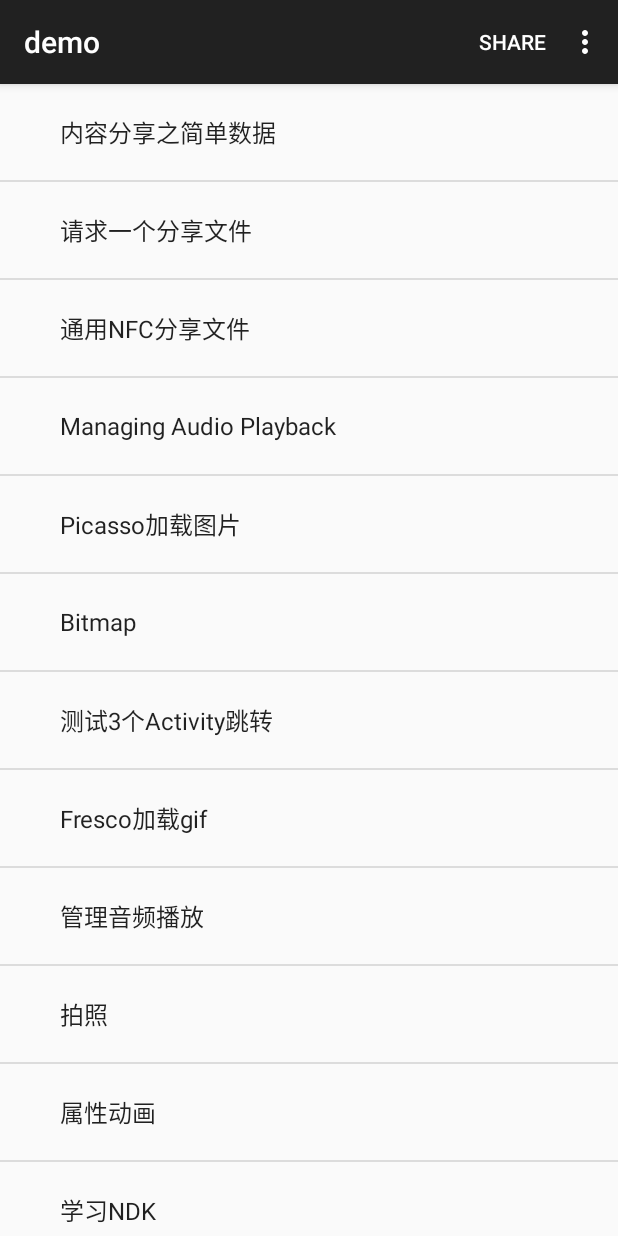
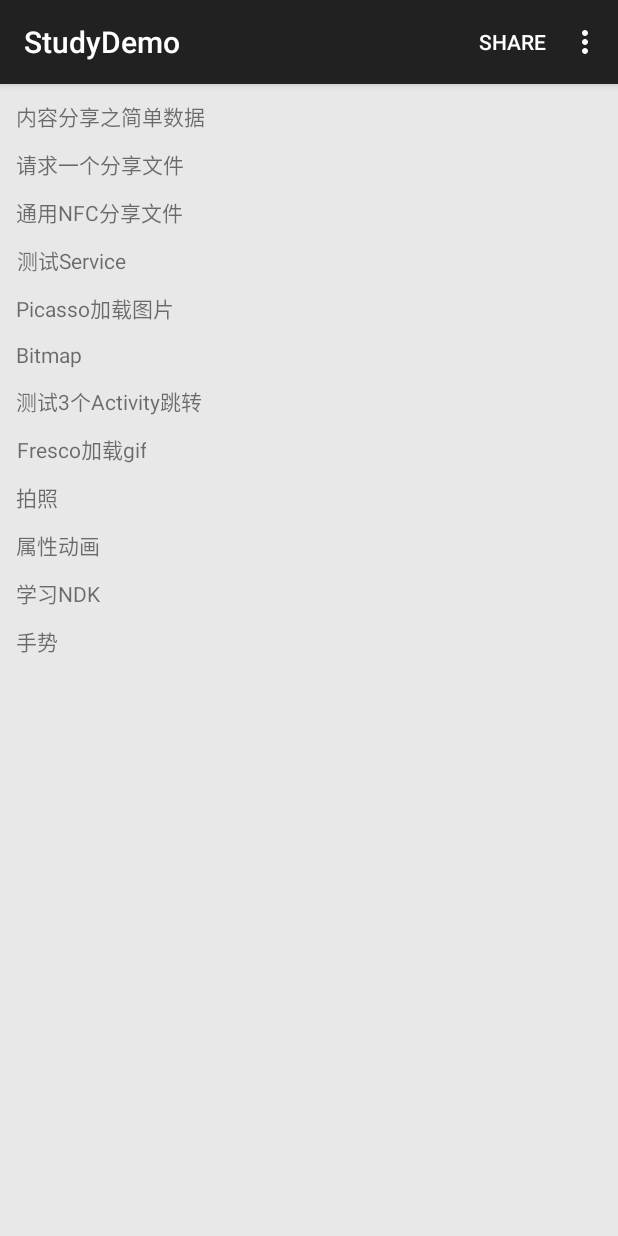
Before and after one commit to DengHuiJun/AndroidTranningDemo, an Android app: the screen it shows after launch (MainActivity), on a phone screen of 412 x 824 dp. Run offline under Robolectric (Android 15) with nearby library versions, the phone set to English and light mode, and no system bars; pictures from the network do not load.

Commit message:
MainActivity改用RecyclerView

```diff
--- a/app/build.gradle
+++ b/app/build.gradle
@@ -32,4 +32,6 @@
     compile 'com.android.support:appcompat-v7:22.2.1'
     compile 'com.jakewharton:butterknife:7.0.1'
     compile 'com.squareup.picasso:picasso:2.5.2'
+    compile 'com.android.support:recyclerview-v7:22.2.1'
+    compile 'com.android.support:design:22.2.1'
 }
--- a/app/src/main/java/com/zero/androidtranningdemo/MainActivity.java
+++ b/app/src/main/java/com/zero/androidtranningdemo/MainActivity.java
@@ -1,14 +1,14 @@
 package com.zero.androidtranningdemo;
 
-import android.content.Intent;
+import android.content.Context;
 import android.os.Bundle;
 import android.support.v7.app.AppCompatActivity;
+import android.support.v7.widget.RecyclerView;
+import android.support.v7.widget.StaggeredGridLayoutManager;
 import android.view.Menu;
 import android.view.MenuItem;
 import android.view.View;
 import android.widget.AdapterView;
-import android.widget.ArrayAdapter;
-import android.widget.ListView;
 
 import com.zero.androidtranningdemo.activities.AnimationActivity;
 import com.zero.androidtranningdemo.activities.BitmapActivity;
@@ -17,23 +17,30 @@
 import com.zero.androidtranningdemo.activities.ManagerAudioActivity;
 import com.zero.androidtranningdemo.activities.PicassoActivity;
 import com.zero.androidtranningdemo.activities.TakePhotoActivity;
-import com.zero.androidtranningdemo.activities.ThrActivity;
+import com.zero.androidtranningdemo.activities.StudyNDKActivity;
 import com.zero.androidtranningdemo.contentshare.NFCShareActivity;
 import com.zero.androidtranningdemo.contentshare.ShareFilesActivity;
 import com.zero.androidtranningdemo.contentshare.SimpleDateActivity;
-import com.zero.androidtranningdemo.multimedia.AudioActivity;
+import com.zero.androidtranningdemo.multimedia.TestServiceActivity;
 import com.zero.androidtranningdemo.utils.AppUtils;
 
-public class MainActivity extends AppCompatActivity implements AdapterView.OnItemClickListener{
+import java.util.ArrayList;
+import java.util.Arrays;
+import java.util.List;
+
+public class MainActivity extends AppCompatActivity implements MainListAdapter.OnMainItemClickListener {
     private static final String TAG = "MainActivity";
 
-    private ListView mListView;
-    private ArrayAdapter<String> mAdapter;
+    private Context mContext;
+    private RecyclerView mListRv;
+    private List<RecyclerMainItem> mItems = new ArrayList<>(13); // 添加时修改下初始大小
+    private MainListAdapter mAdapter;
+
     private final String[] mList = {
             "内容分享之简单数据",  // 0
             "请求一个分享文件",   // 1
             "通用NFC分享文件",  // 2
-            "Managing Audio Playback",  // 3
+            "测试Service",  // 3
             "Picasso加载图片", // 4
             "Bitmap",  // 5
             "测试3个Activity跳转",  // 6
@@ -44,37 +51,121 @@
             "学习NDK", // 11
             "手势", // 12
     };
-//    private ShareActionProvider mShareActionProvider;
+
+    private static final int ITEM_ID_SHARE_SIMPLE_DATA = 1;
+    private static final int ITEM_ID_REQUEST_SHARE_FILE = 2;
+    private static final int ITEM_ID_NFC_SHARE_FILE = 3;
+    private static final int ITEM_ID_TEST_SERVICE = 4;
+    private static final int ITEM_ID_USE_PICASSO = 5;
+    private static final int ITEM_ID_TEST_BITMAP = 6;
+    private static final int ITEM_ID_TEST_ACTIVITIES_INTENT = 7;
+    private static final int ITEM_ID_USE_FRESCO = 8;
+    private static final int ITEM_ID_MANAGING_AUDIO_PLAY = 9;
+    private static final int ITEM_ID_TAKE_PHOTO = 10;
+    private static final int ITEM_ID_USE_ANIMATION = 11;
+    private static final int ITEM_ID_STUDY_NDK = 12;
+    private static final int ITEM_ID_USE_SIMPLE_GESTURES = 13;
 
     @Override
     protected void onCreate(Bundle savedInstanceState) {
         super.onCreate(savedInstanceState);
         setContentView(R.layout.main);
+        mContext = this;
         findView();
-        initData();
-        mListView.setAdapter(mAdapter);
-        mListView.setOnItemClickListener(this);
+        initItems();
+
+        mListRv.setLayoutManager(new StaggeredGridLayoutManager(1, StaggeredGridLayoutManager.VERTICAL));
+        mAdapter = new MainListAdapter(mContext, mItems);
+        mListRv.setAdapter(mAdapter);
+        mListRv.addItemDecoration(new SpacesItemDecoration(16));
+
+        mListRv.addOnScrollListener(new RecyclerView.OnScrollListener() {
+            @Override
+            public void onScrollStateChanged(RecyclerView recyclerView, int newState) {
+                super.onScrollStateChanged(recyclerView, newState);
+            }
+
+            @Override
+            public void onScrolled(RecyclerView recyclerView, int dx, int dy) {
+                super.onScrolled(recyclerView, dx, dy);
+            }
+        });
     }
 
-    private void initData() {
-        mAdapter = new ArrayAdapter<>(this,android.R.layout.simple_expandable_list_item_1,mList);
+    private void initItems() {
+        RecyclerMainItem itemShareData = new RecyclerMainItem(ITEM_ID_SHARE_SIMPLE_DATA);
+        itemShareData.setTitle("内容分享之简单数据");
+        mItems.add(itemShareData);
+
+        RecyclerMainItem itemRequestFile = new RecyclerMainItem(ITEM_ID_REQUEST_SHARE_FILE);
+        itemRequestFile.setTitle("请求一个分享文件");
+        mItems.add(itemRequestFile);
+
+        RecyclerMainItem itemNFCFile = new RecyclerMainItem(ITEM_ID_NFC_SHARE_FILE);
+        itemNFCFile.setTitle("通用NFC分享文件");
+        mItems.add(itemNFCFile);
+
+        RecyclerMainItem itemTestService = new RecyclerMainItem(ITEM_ID_TEST_SERVICE);
+        itemTestService.setTitle("测试Service");
+        mItems.add(itemTestService);
+
+        RecyclerMainItem itemUsePicasso = new RecyclerMainItem(ITEM_ID_USE_PICASSO);
+        itemUsePicasso.setTitle("Picasso加载图片");
+        mItems.add(itemUsePicasso);
+
+        RecyclerMainItem itemTestBitmap = new RecyclerMainItem(ITEM_ID_TEST_BITMAP);
+        itemTestBitmap.setTitle("Bitmap");
+        mItems.add(itemTestBitmap);
+
+        RecyclerMainItem itemTestActivities = new RecyclerMainItem(ITEM_ID_TEST_ACTIVITIES_INTENT);
+        itemTestActivities.setTitle("测试3个Activity跳转");
+        mItems.add(itemTestActivities);
+
+        RecyclerMainItem itemUseFresco = new RecyclerMainItem(ITEM_ID_USE_FRESCO);
+        itemUseFresco.setTitle("Fresco加载gif");
+        mItems.add(itemUseFresco);
+
+        RecyclerMainItem itemTakePhoto = new RecyclerMainItem(ITEM_ID_TAKE_PHOTO);
+        itemTakePhoto.setTitle("拍照");
+        mItems.add(itemTakePhoto);
+
+        RecyclerMainItem itemUseAnimation = new RecyclerMainItem(ITEM_ID_USE_ANIMATION);
+        itemUseAnimation.setTitle("属性动画");
+        mItems.add(itemUseAnimation);
+
+        RecyclerMainItem itemStudyNDK = new RecyclerMainItem(ITEM_ID_STUDY_NDK);
+        itemStudyNDK.setTitle("学习NDK");
+        mItems.add(itemStudyNDK);
+
+        RecyclerMainItem itemUseGesture = new RecyclerMainItem((ITEM_ID_USE_SIMPLE_GESTURES));
+        itemUseGesture.setTitle("手势");
+        mItems.add(itemUseGesture);
+
+//        sort(mItems);
+    }
+
+    private void sort(List<RecyclerMainItem> items) {
+        int len = items.size();
+        int[] keys = new int[len];
+        for(int i=0; i<len; i++) {
+            keys[i] = items.get(i).getId();
+        }
+        Arrays.sort(keys);
+        List<RecyclerMainItem> sortItems = new ArrayList<>(len);
+        for (int i=0; i<len; i++) {
+//            sortItems.add(2);
+        }
+
     }
 
     private void findView() {
-        mListView = (ListView) findViewById(R.id.main_list_view);
+        mListRv = (RecyclerView) findViewById(R.id.main_recycler_view);
     }
 
     @Override
     public boolean onCreateOptionsMenu(Menu menu) {
         getMenuInflater().inflate(R.menu.menu_main, menu);
-//        MenuItem item = menu.findItem(R.id.menu_item_share);
-//        mShareActionProvider = (ShareActionProvider) item.getActionProvider();
         return true;
-    }
-    private void setShareIntent(Intent shareIntent) {
-//        if (mShareActionProvider != null) {
-//            mShareActionProvider.setShareIntent(shareIntent);
-//        }
     }
 
     @Override
@@ -83,60 +174,59 @@
         if (id == R.id.action_settings) {
             return true;
         } else if (id == R.id.menu_item_share) {
-//            Intent sendIntent = new Intent();
-//            sendIntent.setAction(Intent.ACTION_SEND);
-//            sendIntent.putExtra(Intent.EXTRA_TEXT, "Send text by ShareActionProvider");
-//            sendIntent.setType("text/plain");
-//            setShareIntent(sendIntent);
             return true;
         }
         return super.onOptionsItemSelected(item);
     }
 
-    @Override
-    public void onItemClick(AdapterView<?> parent, View view, int position, long id) {
-        switch (position) {
-            case 0:
+    private void handleItemClick(int id) {
+        switch (id) {
+            case ITEM_ID_SHARE_SIMPLE_DATA:
                 AppUtils.toAnActivity(this, SimpleDateActivity.class);
                 break;
-            case 1:
+            case ITEM_ID_REQUEST_SHARE_FILE:
                 AppUtils.toAnActivity(this, ShareFilesActivity.class);
                 break;
-            case 2:
+            case ITEM_ID_NFC_SHARE_FILE:
                 AppUtils.toAnActivity(this, NFCShareActivity.class);
                 break;
-            case 3:
-                AppUtils.toAnActivity(this, AudioActivity.class);
+            case ITEM_ID_TEST_SERVICE:
+                AppUtils.toAnActivity(this, TestServiceActivity.class);
                 break;
-            case 4:
+            case ITEM_ID_USE_PICASSO:
                 AppUtils.toAnActivity(this, PicassoActivity.class);
                 break;
-            case 5:
+            case ITEM_ID_TEST_BITMAP:
                 AppUtils.toAnActivity(this, BitmapActivity.class);
                 break;
-            case 6:
+            case ITEM_ID_TEST_ACTIVITIES_INTENT:
                 AppUtils.toAnActivity(this, FirstActivity.class);
                 break;
-            case 7:
+            case ITEM_ID_USE_FRESCO:
 
                 break;
-            case 8:
+            case ITEM_ID_MANAGING_AUDIO_PLAY:
                 AppUtils.toAnActivity(this, ManagerAudioActivity.class);
                 break;
-            case 9:
+            case ITEM_ID_TAKE_PHOTO:
                 AppUtils.toAnActivity(this, TakePhotoActivity.class);
                 break;
-            case 10:
+            case ITEM_ID_USE_ANIMATION:
                 AppUtils.toAnActivity(this, AnimationActivity.class);
                 break;
-            case 11:
-                AppUtils.toAnActivity(this, ThrActivity.class);
+            case ITEM_ID_STUDY_NDK:
+                AppUtils.toAnActivity(this, StudyNDKActivity.class);
                 break;
-            case 12:
+            case ITEM_ID_USE_SIMPLE_GESTURES:
                 AppUtils.toAnActivity(this, GesturesActivity.class);
                 break;
             default:
                 break;
         }
     }
+
+    @Override
+    public void onMainItemClickListener(int id) {
+        handleItemClick(id);
+    }
 }
--- /dev/null
+++ b/app/src/main/java/com/zero/androidtranningdemo/MainListAdapter.java
@@ -0,0 +1,70 @@
+package com.zero.androidtranningdemo;
+
+import android.content.Context;
+import android.support.v7.widget.RecyclerView;
+import android.view.LayoutInflater;
+import android.view.View;
+import android.view.ViewGroup;
+import android.widget.ImageView;
+import android.widget.TextView;
+
+import java.util.List;
+
+/**
+ * Created by zero on 16-8-17.
+ */
+public class MainListAdapter extends RecyclerView.Adapter<MainListAdapter.ItemView> {
+    private Context context;
+    private List<RecyclerMainItem> items;
+
+    public interface OnMainItemClickListener {
+        void onMainItemClickListener(int id);
+    }
+
+    private OnMainItemClickListener mItemClickListener;
+
+    public MainListAdapter(Context context, List<RecyclerMainItem> items) {
+        this.context = context;
+        this.items = items;
+
+        mItemClickListener = (OnMainItemClickListener) context;
+    }
+
+    @Override
+    public ItemView onCreateViewHolder(ViewGroup parent, int viewType) {
+        View view = LayoutInflater.from(context).inflate(R.layout.main_list_item, parent, false);
+        return new ItemView(view);
+    }
+
+    @Override
+    public void onBindViewHolder(ItemView holder, int position) {
+        final RecyclerMainItem item = items.get(position);
+        holder.imageView.setImageDrawable(item.getIconDrawable());
+        holder.textView.setText(item.getTitle());
+        holder.itemLy.setOnClickListener(new View.OnClickListener() {
+            @Override
+            public void onClick(View v) {
+                mItemClickListener.onMainItemClickListener(item.getId());
+            }
+        });
+    }
+
+    @Override
+    public int getItemCount() {
+        return items.size();
+    }
+
+    public static class ItemView extends  RecyclerView.ViewHolder{
+
+        ImageView imageView;
+        TextView textView;
+        View itemLy;
+
+        public ItemView(View itemView){
+            super(itemView);
+            imageView = (ImageView) itemView.findViewById(R.id.main_item_img);
+            textView = (TextView) itemView.findViewById(R.id.main_item_title);
+            itemLy = itemView.findViewById(R.id.main_item_ly);
+        }
+    }
+}
--- /dev/null
+++ b/app/src/main/java/com/zero/androidtranningdemo/RecyclerMainItem.java
@@ -0,0 +1,52 @@
+package com.zero.androidtranningdemo;
+
+import android.content.Context;
+import android.graphics.drawable.Drawable;
+import android.view.View;
+
+/**
+ * 可排序
+ * Created by zero on 16-8-16.
+ */
+public class RecyclerMainItem {
+    private int id;
+    private Drawable iconDrawable;
+    private String title;
+
+    public RecyclerMainItem(int id) {
+        this.id = id;
+    }
+    public RecyclerMainItem() {
+
+    }
+
+    public int getId() {
+        return id;
+    }
+
+    public void setId(int id) {
+        this.id = id;
+    }
+
+    public Drawable getIconDrawable() {
+        return iconDrawable;
+    }
+
+    public void setIconDrawable(Drawable iconDrawable) {
+        this.iconDrawable = iconDrawable;
+    }
+
+    public String getTitle() {
+        return title;
+    }
+
+    public void setTitle(String title) {
+        this.title = title;
+    }
+
+    public View getView(Context context) {
+//        View view = LayoutInflater.from(context).inflate()
+        return null;
+    }
+
+}
--- /dev/null
+++ b/app/src/main/java/com/zero/androidtranningdemo/SpacesItemDecoration.java
@@ -0,0 +1,26 @@
+package com.zero.androidtranningdemo;
+
+import android.graphics.Rect;
+import android.support.v7.widget.RecyclerView;
+import android.view.View;
+
+/**
+ * Created by zero on 16-8-17.
+ */
+public class SpacesItemDecoration extends RecyclerView.ItemDecoration {
+    private int space;
+
+    public SpacesItemDecoration(int space) {
+        this.space=space;
+    }
+
+    @Override
+    public void getItemOffsets(Rect outRect, View view, RecyclerView parent, RecyclerView.State state) {
+        outRect.left=space;
+        outRect.right=space;
+        outRect.bottom=space;
+        if(parent.getChildAdapterPosition(view)==0){
+            outRect.top=space;
+        }
+    }
+}
--- /dev/null
+++ b/app/src/main/java/com/zero/androidtranningdemo/SplashActivity.java
@@ -0,0 +1,24 @@
+package com.zero.androidtranningdemo;
+
+import android.content.Intent;
+import android.os.Bundle;
+import android.support.v7.app.AppCompatActivity;
+
+/**
+ * 秒开闪屏方法
+ * Created by zero on 16-8-18.
+ */
+public class SplashActivity extends AppCompatActivity {
+
+    @Override
+    protected void onCreate(Bundle savedInstanceState) {
+        super.onCreate(savedInstanceState);
+
+        gotoMainActivity();
+    }
+
+    private void gotoMainActivity() {
+        startActivity(new Intent(this, MainActivity.class));
+        finish();
+    }
+}
--- a/app/src/main/java/com/zero/androidtranningdemo/activities/ThrActivity.java
+++ b/app/src/main/java/com/zero/androidtranningdemo/activities/StudyNDKActivity.java
@@ -15,7 +15,7 @@
 /**
  * Created by zero on 15-8-26.
  */
-public class ThrActivity extends Activity {
+public class StudyNDKActivity extends Activity {
 
     @Bind(R.id.jni_tv)
     TextView JNITv;
--- a/app/src/main/java/com/zero/androidtranningdemo/multimedia/AudioActivity.java
+++ b/app/src/main/java/com/zero/androidtranningdemo/multimedia/TestServiceActivity.java
@@ -19,8 +19,8 @@
 /**
  * Created by zero on 15-8-21.
  */
-public class AudioActivity extends Activity {
-    private static final String TAG = "AudioActivity";
+public class TestServiceActivity extends Activity {
+    private static final String TAG = "TestServiceActivity";
 
     private static final String ACTION_S = "com.zero.service.TEST_SERVICE1";
 
--- /dev/null
+++ b/app/src/main/res/drawable/splash_bg.xml
@@ -0,0 +1,13 @@
+<?xml version="1.0" encoding="utf-8"?>
+<layer-list xmlns:android="http://schemas.android.com/apk/res/android">
+    <!-- 背景颜色 -->
+    <item android:drawable="@color/title_bar_bg" />
+
+    <item>
+        <!-- 图片 -->
+        <bitmap
+            android:gravity="center"
+            android:src="@mipmap/splash2" />
+    </item>
+
+</layer-list>
--- a/app/src/main/res/layout/main.xml
+++ b/app/src/main/res/layout/main.xml
@@ -2,13 +2,15 @@
 <LinearLayout xmlns:android="http://schemas.android.com/apk/res/android"
     android:layout_width="match_parent"
     android:layout_height="match_parent"
-    android:orientation="vertical">
+    android:orientation="vertical"
+    android:background="@color/main_activity_bg"
+    >
 
-    <ListView
-        android:id="@+id/main_list_view"
+    <android.support.v7.widget.RecyclerView
+        android:id="@+id/main_recycler_view"
         android:layout_width="match_parent"
         android:layout_height="wrap_content">
 
-    </ListView>
+    </android.support.v7.widget.RecyclerView>
 
 </LinearLayout>
--- /dev/null
+++ b/app/src/main/res/layout/main_list_item.xml
@@ -0,0 +1,21 @@
+<?xml version="1.0" encoding="utf-8"?>
+<LinearLayout xmlns:android="http://schemas.android.com/apk/res/android"
+    android:id="@+id/main_item_ly"
+    android:orientation="vertical"
+    android:layout_width="wrap_content"
+    android:layout_height="wrap_content">
+
+    <ImageView
+        android:id="@+id/main_item_img"
+        android:layout_width="match_parent"
+        android:layout_height="wrap_content"
+        android:adjustViewBounds="true"
+        android:scaleType="centerCrop"/>
+
+    <TextView
+        android:id="@+id/main_item_title"
+        android:layout_width="match_parent"
+        android:layout_height="wrap_content"
+        android:gravity="center"/>
+
+</LinearLayout>
--- a/app/src/main/res/values/colors.xml
+++ b/app/src/main/res/values/colors.xml
@@ -3,4 +3,6 @@
     <color name="title_bar_bg">#3498DB</color>
     <color name="title_bar_btn_bg">#1ABC9C</color>
     <color name="font_color">#ECF0F1</color>
+
+    <color name="main_activity_bg">#e8e8e8</color>
 </resources>
--- a/app/src/main/res/values/strings.xml
+++ b/app/src/main/res/values/strings.xml
@@ -1,5 +1,5 @@
 <resources>
-    <string name="app_name">demo</string>
+    <string name="app_name">StudyDemo</string>
 
     <string name="hello_world">Hello world!</string>
     <string name="action_settings">Settings</string>
--- a/app/src/main/res/values/styles.xml
+++ b/app/src/main/res/values/styles.xml
@@ -5,4 +5,11 @@
         <!-- Customize your theme here. -->
     </style>
 
+    <style name="SplashTheme" parent="Theme.AppCompat.Light.NoActionBar">
+        <!-- 欢迎页背景引用刚才写好的 -->
+        <item name="android:windowBackground">@drawable/splash_bg</item>
+        <item name="android:windowFullscreen">true</item>
+        <!-- <item name="android:windowIsTranslucent">true</item> --> <!-- 透明背景不要了 -->
+    </style>
+
 </resources>
```
Also changed, not shown: app/src/main/AndroidManifest.xml (+7 -3 lines), app/src/main/res/mipmap-hdpi/splash.jpg (added), app/src/main/res/mipmap-hdpi/splash2.jpg (added), 2 other files.
